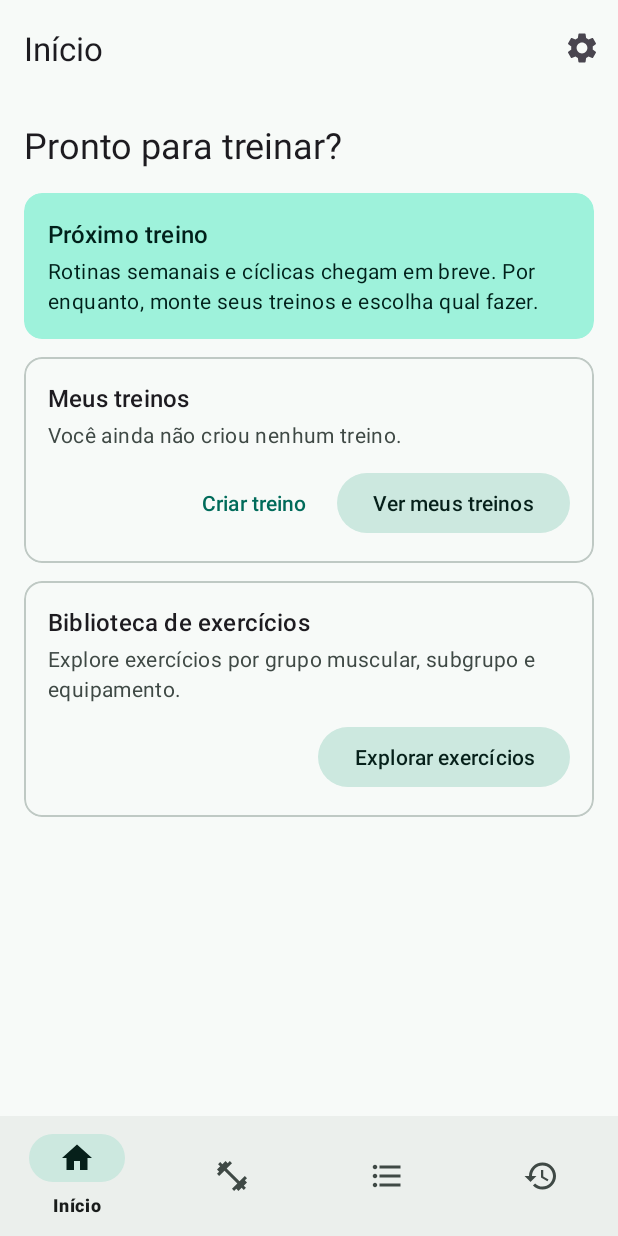
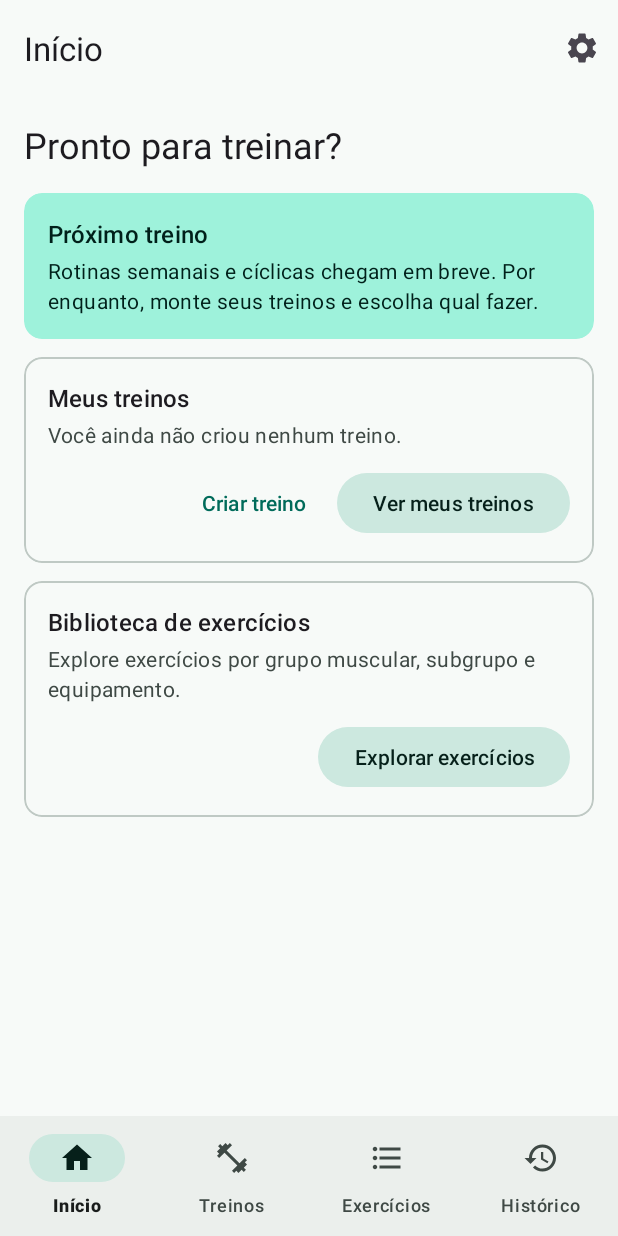
Before and after one commit to thiagojosetj/flowgym, an Android app: the screen it shows after launch (MainActivity), on a phone screen of 412 x 824 dp. Run offline under Robolectric (Android 15) with nearby library versions, the phone set to English and light mode, and no system bars; our stand-ins replace Room's generated code, navigation-ui.

Commit message:
fix(ui): what the adversarial review found in the history, and one thing it found next door
Three reviewers with different lenses, then a skeptic per finding whose
job was to refute it (ADR-0028). What survived:

**The fourth tab took the labels off the other three.** Material reads
the default labelVisibilityMode "auto" as "label only the selected tab
once there are more than three items" - NavigationBarMenuView.isShifting
is literally `mode == AUTO ? childCount > 3 : ...`. So adding "Histórico"
silently turned Início, Treinos and Exercícios into bare icons: a
regression to three screens this work never meant to touch, invisible to
every test we have. The skeptic disassembled both branches of
NavigationBarItemView.setChecked and confirmed that "labeled" emits the
byte-identical calls the old three-tab state did, so this restores
exactly what was there and pins it against a fifth tab.

**TalkBack was being read raw clock strings.** The history row's
description was assembled from the visible "58:12", which a screen
reader pronounces as two numbers separated by a colon. Durations.spoken
exists for precisely this and the detail screen already used it for the
same value; now the list does too.

**"Hoje" and "Ontem" could not go stale, and did.** They are a function
of now but were only ever computed in onBindViewHolder, and nothing
re-binds on its own: Room does not re-emit when no table changed, and
submitList returns early when handed the same list instance. Finish a
workout at 23:50, reopen at 00:05, and the row still claimed "Hoje".
Rows now rebind on resume.

**Recorded, not fixed:** whether a set is a warm-up is read live from
training_technique rather than snapshotted on set_log, so flipping that
boolean on an already-published technique id would rewrite a past
session's volume. The skeptic confirmed the mechanism and refuted the
urgency: it predates this work, no user action can reach it, and only a
deliberate future release could trigger it. DATABASE.md now states the
invariant - change the flag by introducing a new technique id, never by
flipping an old one - and records what the structural fix would cost.

strings.xml rides along because the relative-day fix needs its two new
strings; the per-side strings in it belong to the commit after this one.

Co-Authored-By: Claude Opus 5 <noreply@anthropic.com>
Claude-Session: https://claude.ai/code/session_011io16LgwgMR9PLGE8N1Fbe

```diff
--- a/android-app/app/src/main/java/io/github/thiagojosetj/gym/ui/history/DetailRow.java
+++ b/android-app/app/src/main/java/io/github/thiagojosetj/gym/ui/history/DetailRow.java
@@ -66,9 +66,8 @@ public interface DetailRow {
      * @param number    working-set number, or the warm-up badge
      * @param performed what was done ("10 reps - 40 kg"), or that the set was not done
      * @param planned   what the session's snapshot planned, or null when it planned nothing
-     * @param previous  what the paired set did last time, or null when there is nothing to show
      */
-    record SetRow(String id, String number, String performed, String planned, String previous)
+    record SetRow(String id, String number, String performed, String planned)
             implements DetailRow {
     }
 }
--- a/android-app/app/src/main/res/layout/activity_main.xml
+++ b/android-app/app/src/main/res/layout/activity_main.xml
@@ -31,9 +31,19 @@
         app:defaultNavHost="true"
         app:navGraph="@navigation/nav_graph" />
 
+    <!--
+        labelVisibilityMode is explicit on purpose. The default is "auto", which Material reads as
+        "label only the selected tab once there are MORE THAN THREE items"
+        (NavigationBarMenuView.isShifting: mode == AUTO ? childCount > 3 : ...). Adding the fourth
+        tab therefore silently took the labels off Início, Treinos and Exercícios - three screens
+        this change never meant to touch, and nothing in the test suite would have noticed.
+        "labeled" restores exactly the previous behaviour, and pins it so the fifth tab cannot
+        repeat the trick.
+    -->
     <com.google.android.material.bottomnavigation.BottomNavigationView
         android:id="@+id/bottom_nav"
         android:layout_width="match_parent"
         android:layout_height="wrap_content"
+        app:labelVisibilityMode="labeled"
         app:menu="@menu/bottom_nav" />
 </LinearLayout>
--- a/android-app/app/src/main/res/layout/fragment_session_detail.xml
+++ b/android-app/app/src/main/res/layout/fragment_session_detail.xml
@@ -1,8 +1,8 @@
 <?xml version="1.0" encoding="utf-8"?>
 <!--
-    A finished session (PRODUCT_SPEC HIS-01, HIS-03, HIS-04): summary, comparison and every set in ONE
-    RecyclerView. Nothing here changes after it is drawn, so no view sits outside the list, and there
-    is no spinner: the load is a single local query.
+    A finished session (PRODUCT_SPEC HIS-01, HIS-03, HIS-04): summary, comparison and every set in
+    ONE RecyclerView. Nothing here changes after it is drawn, so no view sits outside the list, and
+    there is no spinner: the load is a single local query.
 -->
 <androidx.constraintlayout.widget.ConstraintLayout xmlns:android="http://schemas.android.com/apk/res/android"
     xmlns:app="http://schemas.android.com/apk/res-auto"
--- a/android-app/app/src/main/res/layout/item_history_exercise.xml
+++ b/android-app/app/src/main/res/layout/item_history_exercise.xml
@@ -1,5 +1,5 @@
 <?xml version="1.0" encoding="utf-8"?>
-<!-- Header of one exercise of a finished session: its snapshot name, how many sets were done, volume. -->
+<!-- Header of one exercise of a finished session: snapshot name, sets done, and load volume. -->
 <LinearLayout xmlns:android="http://schemas.android.com/apk/res/android"
     xmlns:tools="http://schemas.android.com/tools"
     android:layout_width="match_parent"
--- a/android-app/app/src/main/res/values/strings.xml
+++ b/android-app/app/src/main/res/values/strings.xml
@@ -229,6 +229,12 @@
     <string name="session_weight_hint">kg</string>
     <string name="session_weight_hint_per_implement">kg/halter</string>
     <string name="session_reps_hint">reps</string>
+    <!-- Per-side logging: short labels, because two fields share the row with the weight. -->
+    <string name="session_reps_left_hint">E</string>
+    <string name="session_reps_right_hint">D</string>
+    <string name="session_reps_left_description">Repetições do lado esquerdo</string>
+    <string name="session_reps_right_description">Repetições do lado direito</string>
+    <string name="session_per_side_incomplete">Preencha os dois lados para concluir a série.</string>
     <string name="session_duration_hint">seg</string>
     <string name="session_confirm_set">Série %d: marcar como feita</string>
     <string name="session_undo_set">Série %d: desfazer</string>
```
Also changed, not shown: android-app/app/src/main/java/io/github/thiagojosetj/gym/ui/history/HistoryAdapter.java (+8 -1 lines), android-app/app/src/main/java/io/github/thiagojosetj/gym/ui/history/HistoryListFragment.java (+21 -1 lines), android-app/app/src/main/java/io/github/thiagojosetj/gym/ui/history/SessionDetailAdapter.java (+4 -9 lines), android-app/app/src/main/java/io/github/thiagojosetj/gym/ui/history/SessionDetailFragment.java (+1 -29 lines), android-app/app/src/main/res/layout/item_history_set.xml (+3 -13 lines), 1 other file.
